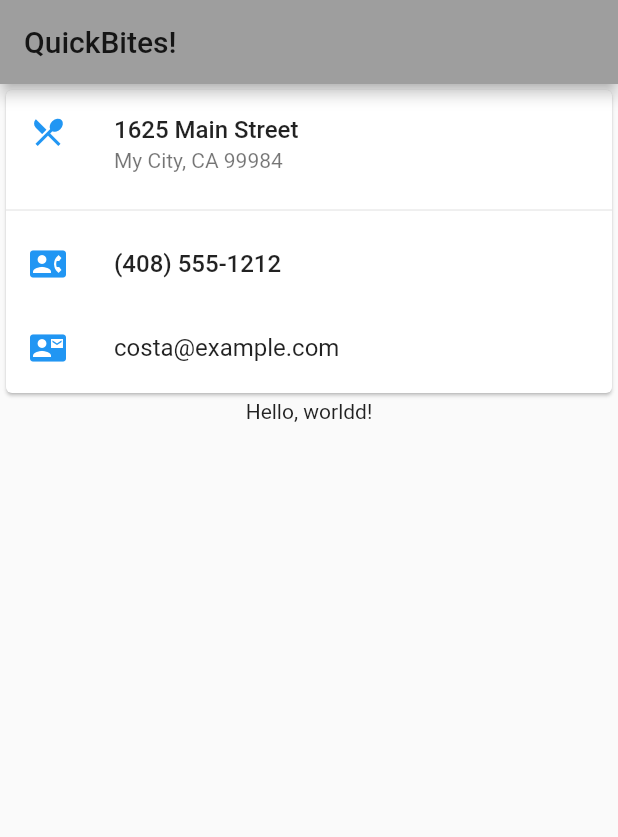
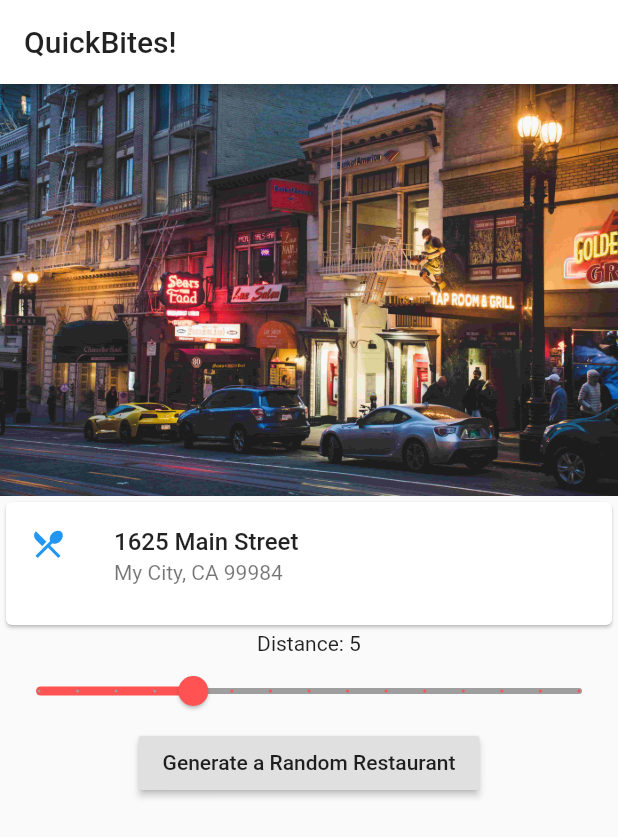
Before and after one commit to yilongzhu/quickbites-mobile, a Flutter app: the screen it shows after launch, on a phone screen of 412 x 824 dp. Shown: the top 837 px of the screen. Run offline on Flutter 3.47's test engine with Material 2 defaults, Android fonts, the phone set to English and light mode, and no system bars.

Commit message:
add basic form and image to home page

```diff
--- a/lib/main.dart
+++ b/lib/main.dart
@@ -3,13 +3,12 @@ import 'package:flutter/material.dart';
 void main() => runApp(MyApp());
 
 class MyApp extends StatelessWidget {
-  // This widget is the root of your application.
   @override
   Widget build(BuildContext context) {
     return MaterialApp(
       title: 'QuickBites!',
       theme: ThemeData(
-        primarySwatch: Colors.grey,
+        primaryColor: Colors.white,
       ),
       home: Home(),
     );
@@ -17,24 +16,15 @@ class MyApp extends StatelessWidget {
 }
 
 class Home extends StatefulWidget {
-  Home({Key key, this.title}) : super(key: key);
-
-  // This widget is the home page of your application. It is stateful, meaning
-  // that it has a State object (defined below) that contains fields that affect
-  // how it looks.
-
-  // This class is the configuration for the state. It holds the values (in this
-  // case the title) provided by the parent (in this case the App widget) and
-  // used by the build method of the State. Fields in a Widget subclass are
-  // always marked "final".
-
-  final String title;
-
   @override
   _HomeState createState() => _HomeState();
 }
 
 class _HomeState extends State<Home> {
+  int distance = 5;
+  List<bool> price = new List<bool>.filled(4, false, growable: false);
+  bool anyPrice = true;
+
   @override
   Widget build(BuildContext context) {
     // This method is rerun every time setState is called, for instance as done
@@ -50,8 +40,13 @@ class _HomeState extends State<Home> {
       body: Center(
         child: Column(
           children: <Widget>[
+            Image.asset(
+              'images/background.jpg',
+              fit: BoxFit.cover,
+            ),
             _buildCard(),
-            Text('Hello, worldd!'),
+            Text('Distance: ' + distance.toString()),
+            _buildForm(),
           ],
         ),
       ),
@@ -59,7 +54,7 @@ class _HomeState extends State<Home> {
   }
 
   Widget _buildCard() => SizedBox(
-    height: 210,
+    height: 90,
     child: Card(
       child: Column(
         children: [
@@ -72,24 +67,47 @@ class _HomeState extends State<Home> {
               color: Colors.blue[500],
             ),
           ),
-          Divider(),
-          ListTile(
-            title: Text('(408) 555-1212',
-                style: TextStyle(fontWeight: FontWeight.w500)),
-            leading: Icon(
-              Icons.contact_phone,
-              color: Colors.blue[500],
-            ),
-          ),
-          ListTile(
-            title: Text('costa@example.com'),
-            leading: Icon(
-              Icons.contact_mail,
-              color: Colors.blue[500],
-            ),
-          ),
+          // Divider(),
+          // ListTile(
+          //   title: Text('(408) 555-1212',
+          //       style: TextStyle(fontWeight: FontWeight.w500)),
+          //   leading: Icon(
+          //     Icons.contact_phone,
+          //     color: Colors.blue[500],
+          //   ),
+          // ),
+          // ListTile(
+          //   title: Text('costa@example.com'),
+          //   leading: Icon(
+          //     Icons.contact_mail,
+          //     color: Colors.blue[500],
+          //   ),
+          // ),
         ],
       ),
     ),
   );
+
+  Widget _buildForm() => Column(
+    children: <Widget>[
+      Slider(
+        value: distance.toDouble(),
+        min: 1.0,
+        max: 15.0,
+        divisions: 14,
+        onChanged: (double newValue) {
+          setState(() {
+            distance = newValue.round();
+          });
+        },
+        activeColor: Colors.redAccent,
+        inactiveColor: Colors.grey,
+        label: distance.toString() + ' mile(s)',
+      ),
+      RaisedButton(
+        onPressed: () {},
+        child: const Text('Generate a Random Restaurant'),
+      ),
+    ],
+  );
 }
--- a/pubspec.yaml
+++ b/pubspec.yaml
@@ -41,7 +41,8 @@ flutter:
   uses-material-design: true
 
   # To add assets to your application, add an assets section, like this:
-  # assets:
+  assets:
+    - images/
   #  - images/a_dot_burr.jpeg
   #  - images/a_dot_ham.jpeg
 
```
Also changed, not shown: images/background.jpg (added).
